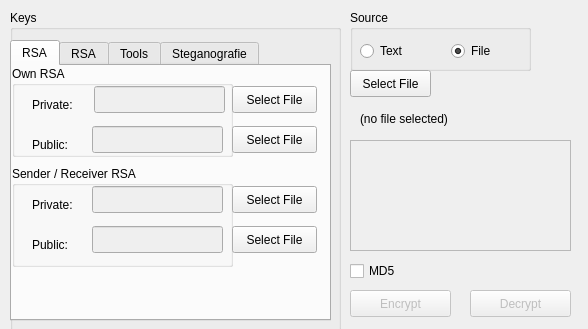
The window that ui/AvocadoCrypto.ui (switch87/basicSecurity) describes before a commit, drawn with Qt 5.
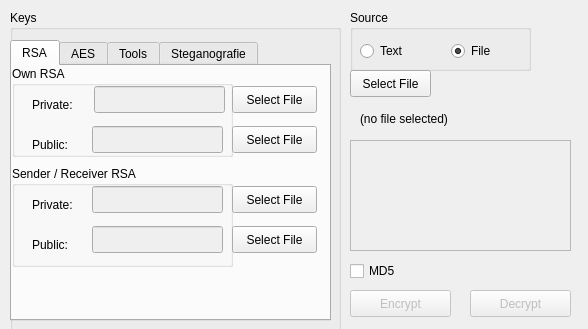
The same window after the commit. The open tabs and pages were chosen to show the change. Icons and pictures are not drawn.

Commit message: typo ui bijgewerkt

The edit to the form file:
```diff
--- a/ui/AvocadoCrypto.ui
+++ b/ui/AvocadoCrypto.ui
@@ -320,7 +320,7 @@
     </widget>
     <widget class="QWidget" name="tab_aes">
      <attribute name="title">
-      <string>RSA</string>
+      <string>AES</string>
      </attribute>
      <widget class="QPushButton" name="button_load_aes">
       <property name="enabled">
```
Left out of the diff: 2 changed lines with no effect on the pictures. The commit also changes 1 other file.
